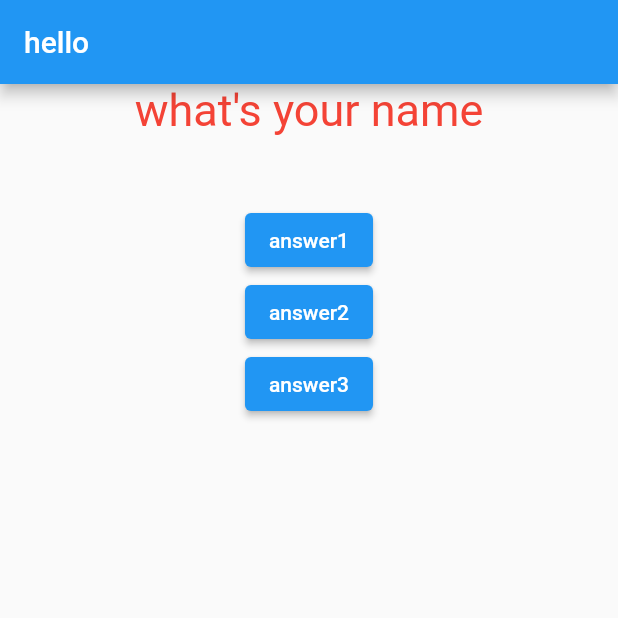
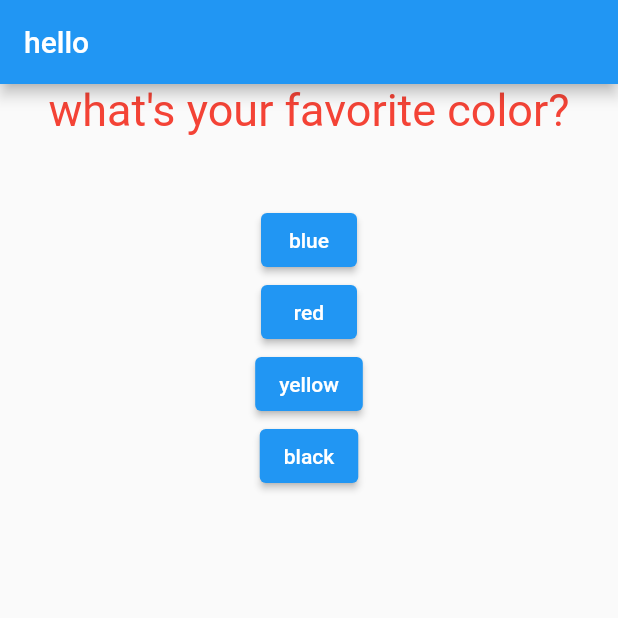
Before and after one commit to amirhsnnjd/flutter-course-quizapp, a Flutter app: the screen it shows after launch, on a phone screen of 412 x 824 dp, the top half of it. Run offline on Flutter 3.47's test engine with Material 2 defaults, Android fonts, the phone set to English and light mode, and no system bars.

Commit message:
answer.datr added

```diff
--- /dev/null
+++ b/lib/answer.dart
@@ -0,0 +1,18 @@
+import 'package:flutter/cupertino.dart';
+import 'package:flutter/src/foundation/key.dart';
+import 'package:flutter/src/widgets/framework.dart';
+import 'package:flutter/material.dart';
+
+class Answer extends StatelessWidget {
+  final VoidCallback fnc;
+  var st;
+  Answer(this.fnc, this.st);
+
+  @override
+  Widget build(BuildContext context) {
+    return ElevatedButton(
+      onPressed: fnc,
+      child: Text(st),
+    );
+  }
+}
--- a/lib/main.dart
+++ b/lib/main.dart
@@ -1,5 +1,6 @@
 import 'package:flutter/material.dart';
 import './question.dart';
+import './answer.dart';
 
 void main() => runApp(MyApp());
 
@@ -11,9 +12,10 @@ class MyApp extends StatefulWidget {
 class _MyAppState extends State<MyApp> {
   var st = 0;
   var question = [
-    'what\'s your name',
-    ' which animal do you love',
-    'how you doing'
+    {'questions' : 'what\'s your favorite color?' ,
+    'answers' : ['blue' , 'red' , 'yellow' , 'black']},
+    {'questions' : 'what\'s your favorite team?' ,
+    'answers' : ['a' , 'b' , 'c' , 'd']},
   ];
   void buttonpressed() {
     setState(() {
@@ -31,10 +33,11 @@ class _MyAppState extends State<MyApp> {
           title: Text('hello'),
         ),
         body: Column(children: [
-          Question(question[st]),
-          ElevatedButton(child: Text('answer1'), onPressed: buttonpressed),
-          ElevatedButton(child: Text('answer2'), onPressed: buttonpressed),
-          ElevatedButton(child: Text('answer3'), onPressed: buttonpressed),
+          Question(question[st]['questions']),
+          ...(question[st]['answers'] as List<String> ).map((txt)
+          {
+              return Answer(buttonpressed, txt);
+          })
         ]),
       ),
     );
```
